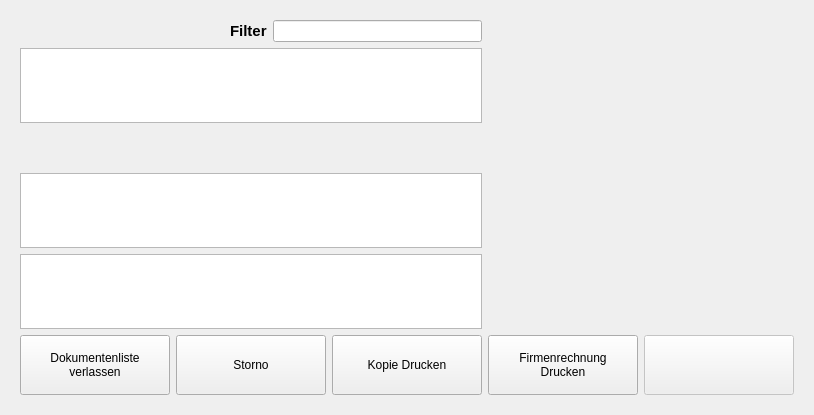
Old version of the form src/ui/qrkdocument.ui in the repository todvora/qrk-registrier-kasse.
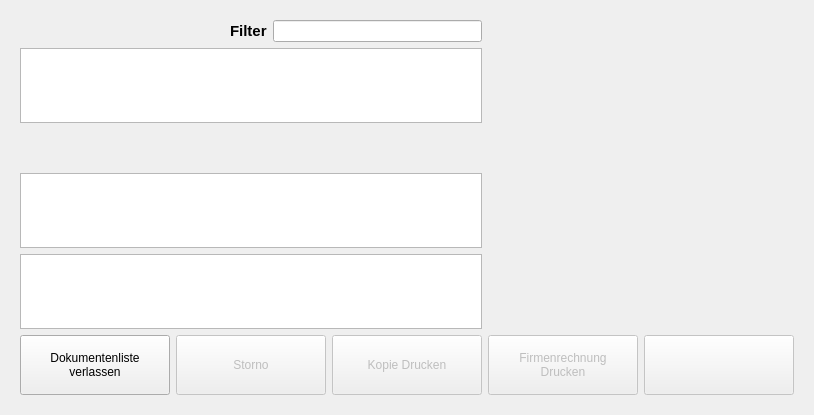
New version of the form. Icons and pictures are not drawn.

The edit to the form file:
```diff
--- a/src/ui/qrkdocument.ui
+++ b/src/ui/qrkdocument.ui
@@ -204,6 +204,9 @@
           </item>
           <item>
            <widget class="QPushButton" name="cancellationButton">
+            <property name="enabled">
+             <bool>false</bool>
+            </property>
             <property name="sizePolicy">
              <sizepolicy hsizetype="Preferred" vsizetype="Preferred">
               <horstretch>0</horstretch>
@@ -233,6 +236,9 @@
           </item>
           <item>
            <widget class="QPushButton" name="printcopyButton">
+            <property name="enabled">
+             <bool>false</bool>
+            </property>
             <property name="sizePolicy">
              <sizepolicy hsizetype="Preferred" vsizetype="Preferred">
               <horstretch>0</horstretch>
@@ -306,7 +312,7 @@
           <item row="1" column="0">
            <widget class="QPushButton" name="invoiceCompanyPrintcopyButton">
             <property name="enabled">
-             <bool>true</bool>
+             <bool>false</bool>
             </property>
             <property name="sizePolicy">
              <sizepolicy hsizetype="Preferred" vsizetype="Preferred">
```
Left out of the diff: 2 changed lines with no effect on the pictures.
